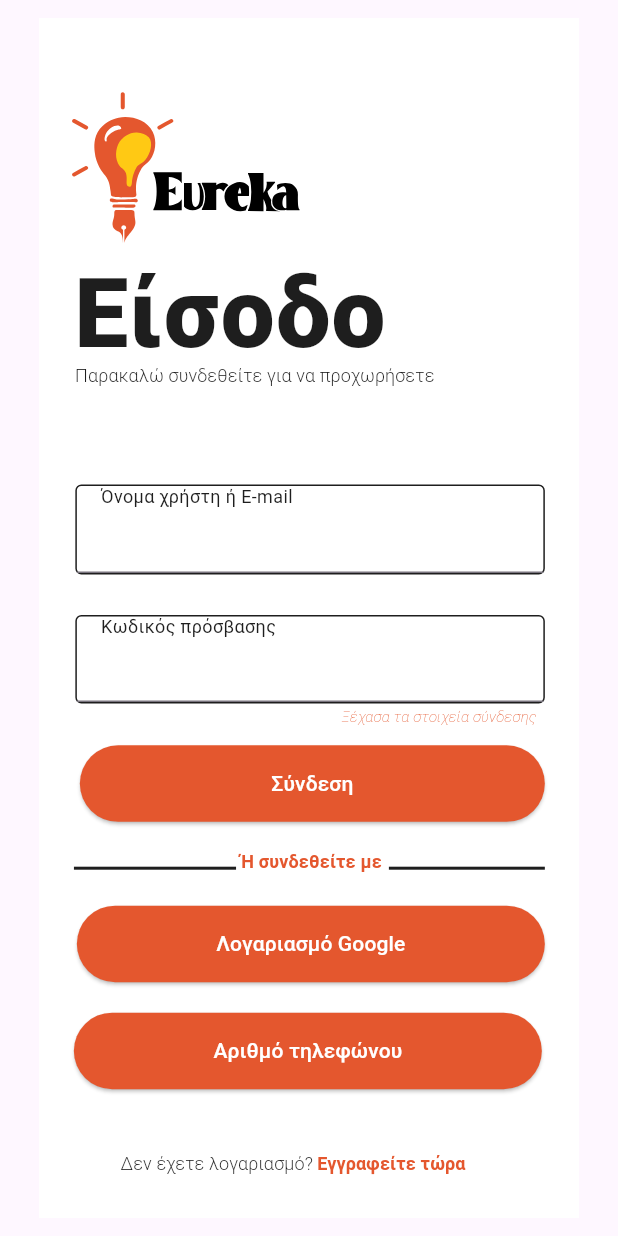
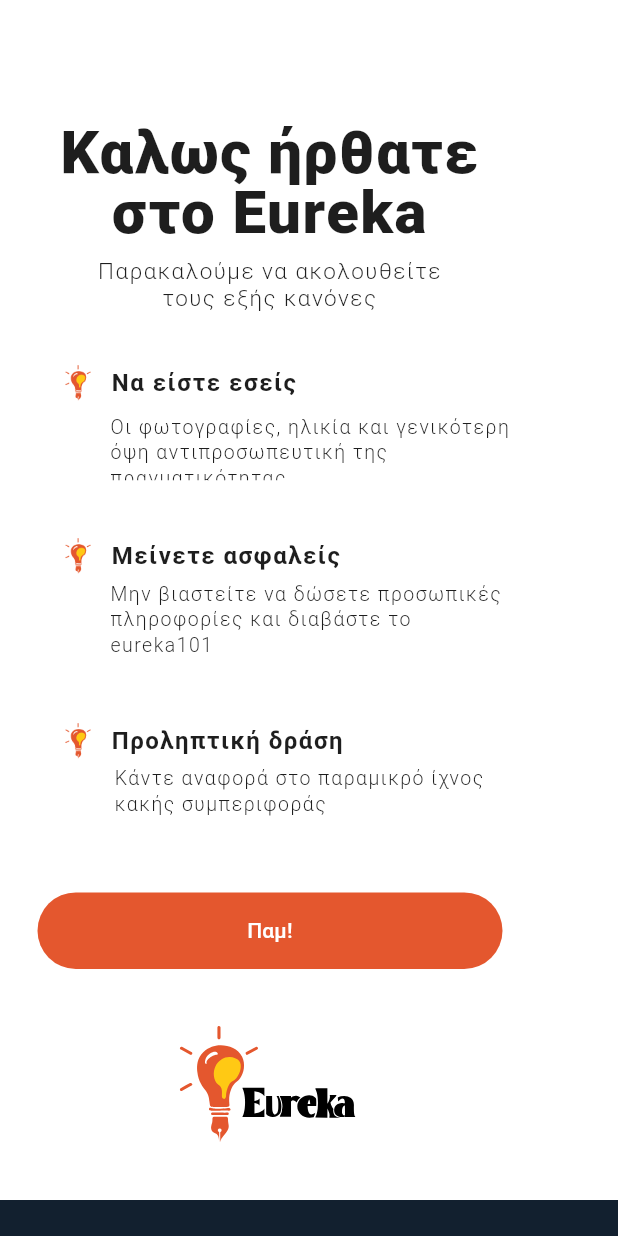
Before and after one commit to NickMavrias/TL, a Flutter app: the AndroidLarge6 screen opened directly, after a tap on "Σύνδεση", on a phone screen of 412 x 824 dp. Run offline on Flutter 3.47's test engine with Material 3 defaults, Android fonts, the phone set to English and light mode, and no system bars; our stand-ins replace flutter_svg.

Commit message:
new screen

```diff
--- a/Code/eureka/lib/android_large_6.dart
+++ b/Code/eureka/lib/android_large_6.dart
@@ -1,7 +1,6 @@
-// ignore_for_file: prefer_const_constructors, prefer_const_literals_to_create_immutables
-
 import 'package:flutter/material.dart';
 import 'package:flutter_svg/flutter_svg.dart';
+import 'package:your_app_name/android_large_7.dart';
 
 
 class AndroidLarge6 extends StatelessWidget {
@@ -191,7 +190,12 @@
                   width: 310,
                   height: 51,
                   child: ElevatedButton(
-                    onPressed: () {},
+                    onPressed: () {
+                      Navigator.push(
+                        context,
+                        MaterialPageRoute(builder: (context) => AndroidLarge7()),
+                      );
+                    },
                     style: ElevatedButton.styleFrom(
                       backgroundColor: Color(0xFFE4572E),
                       shape: RoundedRectangleBorder(
--- /dev/null
+++ b/Code/eureka/lib/android_large_7.dart
@@ -0,0 +1,193 @@
+import 'package:flutter/material.dart';
+import 'package:flutter_svg/flutter_svg.dart';
+class AndroidLarge7 extends StatelessWidget {
+  @override
+  Widget build(BuildContext context) {
+    return Scaffold(
+      backgroundColor: const Color.fromARGB(255, 18, 32, 47),
+      body: ListView(
+        children: [
+          Container(
+            width: 360,
+            height: 800,
+            clipBehavior: Clip.antiAlias,
+            decoration: BoxDecoration(color: Colors.white),
+            child: Stack(
+              children: [
+                Positioned(
+                  left: 21.78,
+                  top: 81.25,
+                  child: SizedBox(
+                    width: 316.44,
+                    height: 82.09,
+                    child: Text(
+                      'Καλως ήρθατε στο Eureka',
+                      textAlign: TextAlign.center,
+                      style: TextStyle(
+                        color: Color(0xFF1E1E1E),
+                        fontSize: 40,
+                        fontFamily: 'Roboto',
+                        fontWeight: FontWeight.w900,
+                        height: 1,
+                        letterSpacing: 1,
+                      ),
+                    ),
+                  ),
+                ),
+                Positioned(
+                  left: 38.92,
+                  top: 172.16,
+                  child: SizedBox(
+                    width: 282.17,
+                    height: 37,
+                    child: Text(
+                      'Παρακαλούμε να ακολουθείτε\nτους εξής κανόνες',
+                      textAlign: TextAlign.center,
+                      style: TextStyle(
+                        color: Color(0xFF1E1E1E),
+                        fontSize: 15,
+                        fontFamily: 'Roboto',
+                        fontWeight: FontWeight.w300,
+                        height: 1.2,
+                        letterSpacing: 1,
+                      ),
+                    ),
+                  ),
+                ),
+                _buildBulbText(context, 'Να είστε εσείς', 243.56),
+                _buildBulbText(context, 'Μείνετε ασφαλείς', 358.94),
+                _buildBulbText(context, 'Προληπτική δράση', 482.15),
+                Positioned(
+                  left: 73.14,
+                  top: 276.21,
+                  child: SizedBox(
+                    width: 273.33,
+                    height: 43.97,
+                    child: Text(
+                      'Οι φωτογραφίες, ηλικία και γενικότερη όψη αντιπροσωπευτική της πραγματικότητας',
+                      style: TextStyle(
+                        color: Color(0xFF1E1E1E),
+                        fontSize: 13,
+                        fontFamily: 'Roboto',
+                        fontWeight: FontWeight.w300,
+                        height: 1.3,
+                        letterSpacing: 1,
+                      ),
+                    ),
+                  ),
+                ),
+                Positioned(
+                  left: 73.14,
+                  top: 387.39,
+                  child: SizedBox(
+                    width: 268.83,
+                    height: 56,
+                    child: Text(
+                      'Μην βιαστείτε να δώσετε προσωπικές πληροφορίες και διαβάστε το eureka101',
+                      style: TextStyle(
+                        color: Color(0xFF1E1E1E),
+                        fontSize: 13,
+                        fontFamily: 'Roboto',
+                        fontWeight: FontWeight.w300,
+                        height: 1.3,
+                        letterSpacing: 1,
+                      ),
+                    ),
+                  ),
+                ),
+                Positioned(
+                  left: 76.02,
+                  top: 510.60,
+                  child: SizedBox(
+                    width: 268.83,
+                    height: 44.35,
+                    child: Text(
+                      'Κάντε αναφορά στο παραμικρό ίχνος\nκακής συμπεριφοράς',
+                      style: TextStyle(
+                        color: Color(0xFF1E1E1E),
+                        fontSize: 13,
+                        fontFamily: 'Roboto',
+                        fontWeight: FontWeight.w300,
+                        height: 1.3,
+                        letterSpacing: 1,
+                      ),
+                    ),
+                  ),
+                ),
+                Positioned(
+                  left: 97.50,
+                  top: 645.92,
+                  child: Container(
+                    width: 165,
+                    height: 154.08,
+                    clipBehavior: Clip.antiAlias,
+                    decoration: BoxDecoration(),
+                    child: SvgPicture.asset(
+                      'assets/images/logo_telikoCOLOURED-02.svg',
+                      width: 150,
+                      height: 100,
+                    ), // Replace with your logo
+                  ),
+                ),
+                Positioned(
+                  left: 25,
+                  top: 594.92,
+                  child: Container(
+                    width: 310,
+                    height: 51,
+                    clipBehavior: Clip.antiAlias,
+                    decoration: ShapeDecoration(
+                      color: Color(0xFFE4572E),
+                      shape: RoundedRectangleBorder(
+                        borderRadius: BorderRadius.circular(100),
+                      ),
+                    ),
+                    child: Center(
+                      child: Text(
+                        'Παμ!',
+                        textAlign: TextAlign.center,
+                        style: TextStyle(
+                          color: Colors.white,
+                          fontSize: 14,
+                          fontFamily: 'Roboto',
+                          fontWeight: FontWeight.w500,
+                          height: 1,
+                          letterSpacing: 0.10,
+                        ),
+                      ),
+                    ),
+                  ),
+                ),
+              ],
+            ),
+          ),
+        ],
+      ),
+    );
+  }
+
+  Widget _buildBulbText(BuildContext context, String text, double top) {
+    return Positioned(
+      left: 40,
+      top: top,
+      child: Row(
+        mainAxisSize: MainAxisSize.min,
+        children: [
+          Image.asset('assets/images/bulbEUR.png', width: 24, height: 24),
+          SizedBox(width: 10),
+          Text(
+            text,
+            style: TextStyle(
+              color: Color(0xFF1E1E1E),
+              fontSize: 16,
+              fontFamily: 'Roboto',
+              fontWeight: FontWeight.w700,
+              height: 1,
+              letterSpacing: 1,
+            ),
+          ),
+        ],
+      ),
+    );
+  }
+}
--- a/Code/eureka/pubspec.yaml
+++ b/Code/eureka/pubspec.yaml
@@ -36,6 +36,7 @@
     - assets/images/key.png
     - assets/images/key2.png
     - assets/images/tButton.png
+    - assets/images/bulbEUR.png
 
 # For information on the generic Dart part of this file, see the
 # following page: https://dart.dev/tools/pub/pubspec
```
Also changed, not shown: Code/eureka/assets/images/bulbEUR.png (added). Lines whose indentation alone changed are shown as unchanged.
